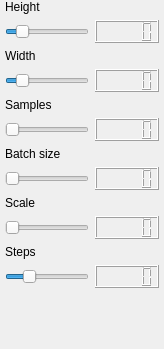
XmYx/ainodes, file frontend/ui_widgets/sizer_count.ui: the form before one commit.
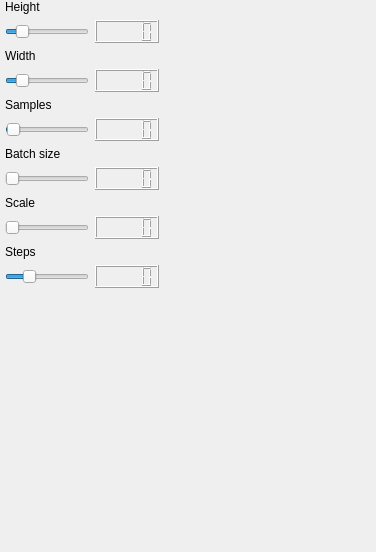
The form after the commit.

The edit to the form file:
```diff
--- a/frontend/ui_widgets/sizer_count.ui
+++ b/frontend/ui_widgets/sizer_count.ui
@@ -6,8 +6,8 @@
    <rect>
     <x>0</x>
     <y>0</y>
-    <width>164</width>
-    <height>349</height>
+    <width>376</width>
+    <height>552</height>
    </rect>
   </property>
   <property name="windowTitle">
@@ -106,7 +106,13 @@
     <item row="5" column="0">
      <widget class="QSlider" name="samplesSlider">
       <property name="maximum">
-       <number>2000</number>
+       <number>50</number>
+      </property>
+      <property name="pageStep">
+       <number>1</number>
+      </property>
+      <property name="value">
+       <number>1</number>
       </property>
       <property name="orientation">
        <enum>Qt::Horizontal</enum>
```
Left out of the diff: 33 changed lines with no effect on the pictures.
